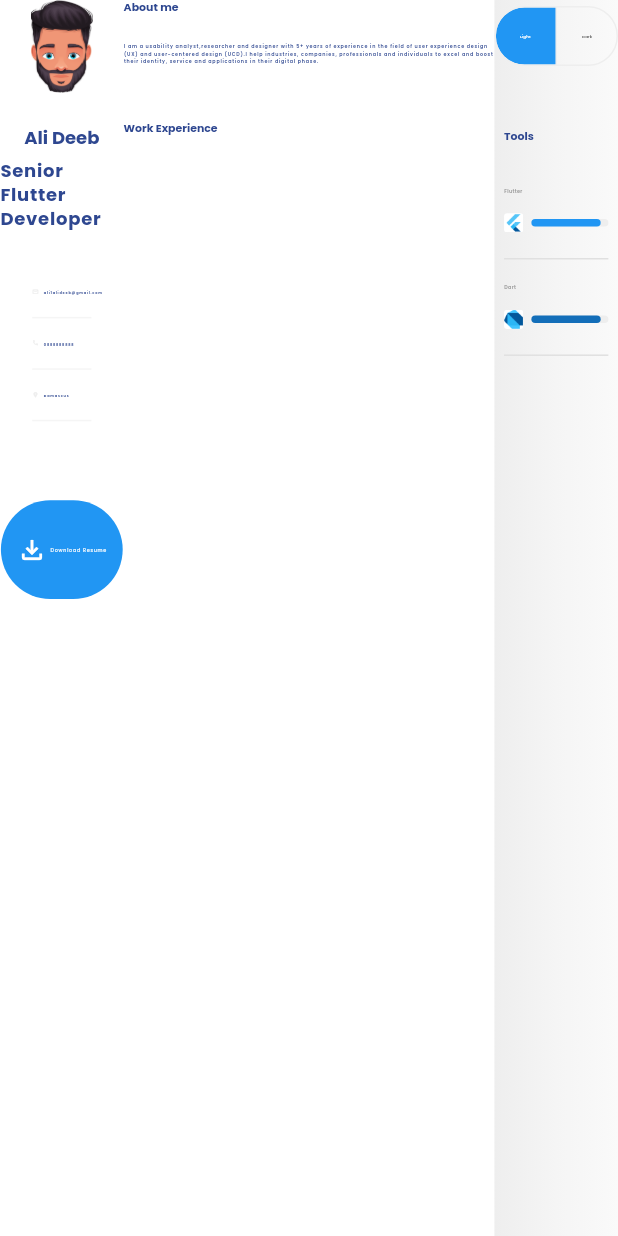
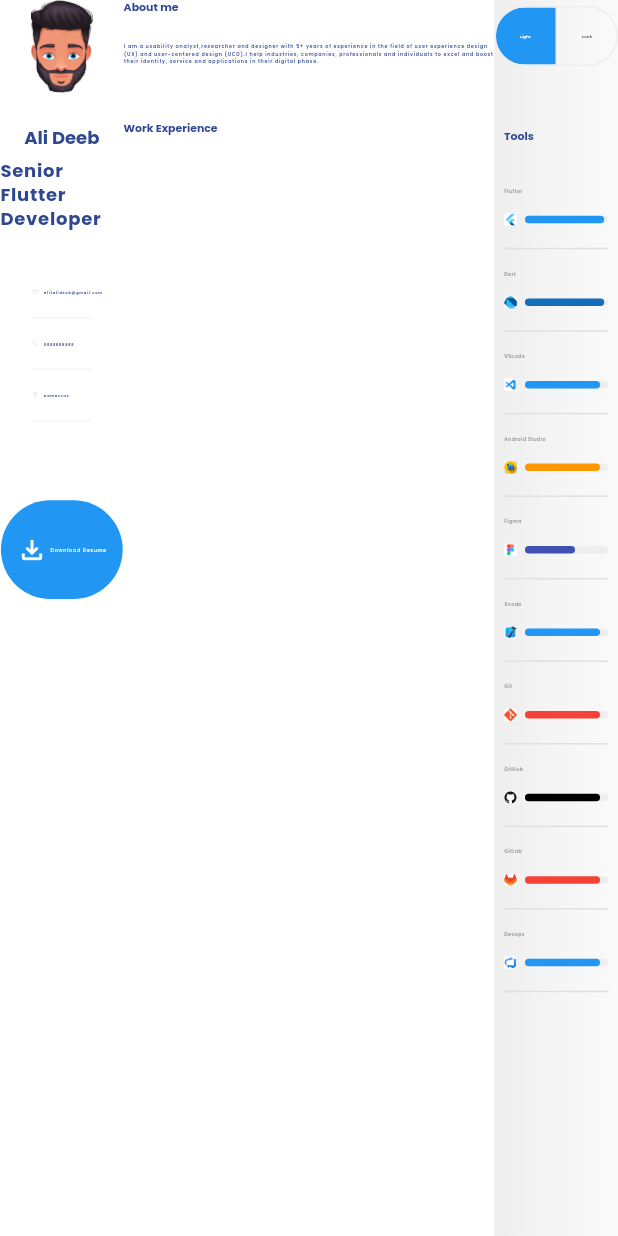
Before and after one commit to AliDeeb/my-portfolio, a Flutter app: the screen it shows after launch, on a phone screen of 412 x 824 dp. Run offline on Flutter 3.47's test engine with Material 3 defaults, Android fonts, the light colour scheme and no system bars; drawn by our look-alikes of flutter_animation_progress_bar; our stand-ins replace flutter_screenutil, google_fonts.

Commit message:
added new tools.

```diff
--- a/lib/core/constants/app_constants.dart
+++ b/lib/core/constants/app_constants.dart
@@ -2,4 +2,12 @@ class AppConstants {
   static const String IMG_PROFILE_IMAGE = "assets/png/man_face.png";
   static const String IMG_FLUTTER_LOGO = "assets/png/flutter_logo.png";
   static const String IMG_DART_LOGO = "assets/png/dart_logo.png";
+  static const String IMG_VSCODE_LOGO = "assets/png/vscode_logo.png";
+  static const String IMG_ANDROID_LOGO = "assets/png/androidstudio_logo.png";
+  static const String IMG_FIGMA_LOGO = "assets/png/figma_logo.png";
+  static const String IMG_XCODE_LOGO = "assets/png/xcode_logo.png";
+  static const String IMG_GIT_LOGO = "assets/png/git_logo.png";
+  static const String IMG_GITHUB_LOGO = "assets/png/github_logo.png";
+  static const String IMG_GITLAB_LOGO = "assets/png/gitlab_logo.png";
+  static const String IMG_DEVOPS_LOGO = "assets/png/devops_logo.png";
 }
--- a/lib/screens/widgets/tool_widget.dart
+++ b/lib/screens/widgets/tool_widget.dart
@@ -35,9 +35,10 @@ class ToolWidget extends StatelessWidget {
           children: [
             ClipRRect(
               borderRadius: BorderRadius.circular(10.r),
-              child: SizedBox(
-                width: 60.w,
-                height: 60.w,
+              child: Container(
+                color: Colors.white,
+                width: 40.w,
+                height: 40.w,
                 child: Image.asset(
                   asset,
                 ),
@@ -54,7 +55,7 @@ class ToolWidget extends StatelessWidget {
             ),
           ],
         ),
-        Divider(color: Colors.grey.shade300, height: 35),
+        Divider(color: Colors.grey.shade300, height: 30),
       ],
     );
   }
--- a/lib/screens/widgets/tools_widget.dart
+++ b/lib/screens/widgets/tools_widget.dart
@@ -1,4 +1,5 @@
 import 'package:flutter/material.dart';
+import 'package:flutter/widgets.dart';
 import 'package:flutter_screenutil/flutter_screenutil.dart';
 
 import '../../core/constants/app_constants.dart';
@@ -26,7 +27,8 @@ class _ToolsWidgetState extends State<ToolsWidget> {
         children: [
           const ThemeSwitcher(),
           50.verticalSpace,
-          Padding(
+          Expanded(
+            child: SingleChildScrollView(
               padding: EdgeInsets.symmetric(horizontal: 30.w),
               child: Column(
                 crossAxisAlignment: CrossAxisAlignment.start,
@@ -43,15 +45,64 @@ class _ToolsWidgetState extends State<ToolsWidget> {
                     name: "Flutter",
                     asset: AppConstants.IMG_FLUTTER_LOGO,
                     progressColor: Colors.blue,
-                  progress: 90,
+                    progress: 95,
                   ),
                   const ToolWidget(
                     name: "Dart",
                     asset: AppConstants.IMG_DART_LOGO,
                     progressColor: Color(0xFF136EB9),
+                    progress: 95,
+                  ),
+                  const ToolWidget(
+                    name: "VScode",
+                    asset: AppConstants.IMG_VSCODE_LOGO,
+                    progressColor: Colors.blue,
+                    progress: 90,
+                  ),
+                  const ToolWidget(
+                    name: "Android Studio",
+                    asset: AppConstants.IMG_ANDROID_LOGO,
+                    progressColor: Colors.orange,
+                    progress: 90,
+                  ),
+                  const ToolWidget(
+                    name: "Figma",
+                    asset: AppConstants.IMG_FIGMA_LOGO,
+                    progressColor: Colors.indigo,
+                    progress: 60,
+                  ),
+                  const ToolWidget(
+                    name: "Xcode",
+                    asset: AppConstants.IMG_XCODE_LOGO,
+                    progressColor: Colors.blue,
+                    progress: 90,
+                  ),
+                  const ToolWidget(
+                    name: "Git",
+                    asset: AppConstants.IMG_GIT_LOGO,
+                    progressColor: Colors.red,
+                    progress: 90,
+                  ),
+                  const ToolWidget(
+                    name: "GitHub",
+                    asset: AppConstants.IMG_GITHUB_LOGO,
+                    progressColor: Colors.black,
+                    progress: 90,
+                  ),
+                  const ToolWidget(
+                    name: "GitLab",
+                    asset: AppConstants.IMG_GITLAB_LOGO,
+                    progressColor: Colors.red,
+                    progress: 90,
+                  ),
+                  const ToolWidget(
+                    name: "Devops",
+                    asset: AppConstants.IMG_DEVOPS_LOGO,
+                    progressColor: Colors.blue,
                     progress: 90,
                   ),
                 ],
+              ),
             ),
           ),
         ],
```
Also changed, not shown: assets/png/androidstudio_logo.png (added), assets/png/devops_logo.png (added), assets/png/figma_logo.png (added), assets/png/git_logo.png (added), assets/png/github_logo.png (added), assets/png/gitlab_logo.png (added), assets/png/vscode_logo.png (added), assets/png/xcode_logo.png (added). Lines whose indentation alone changed are shown as unchanged.
